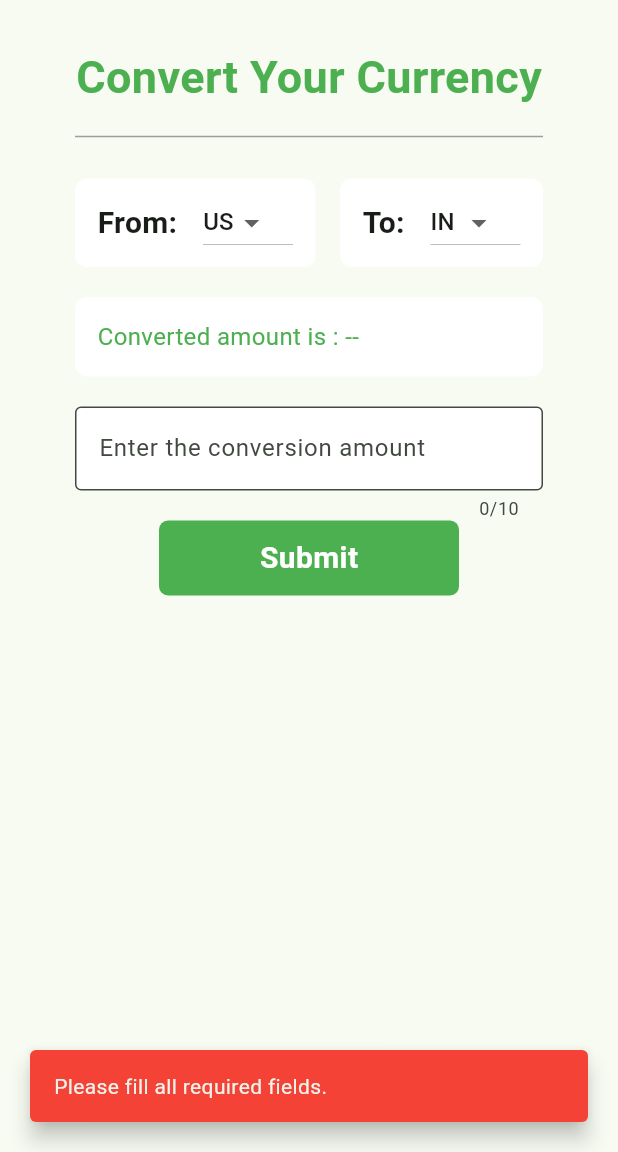
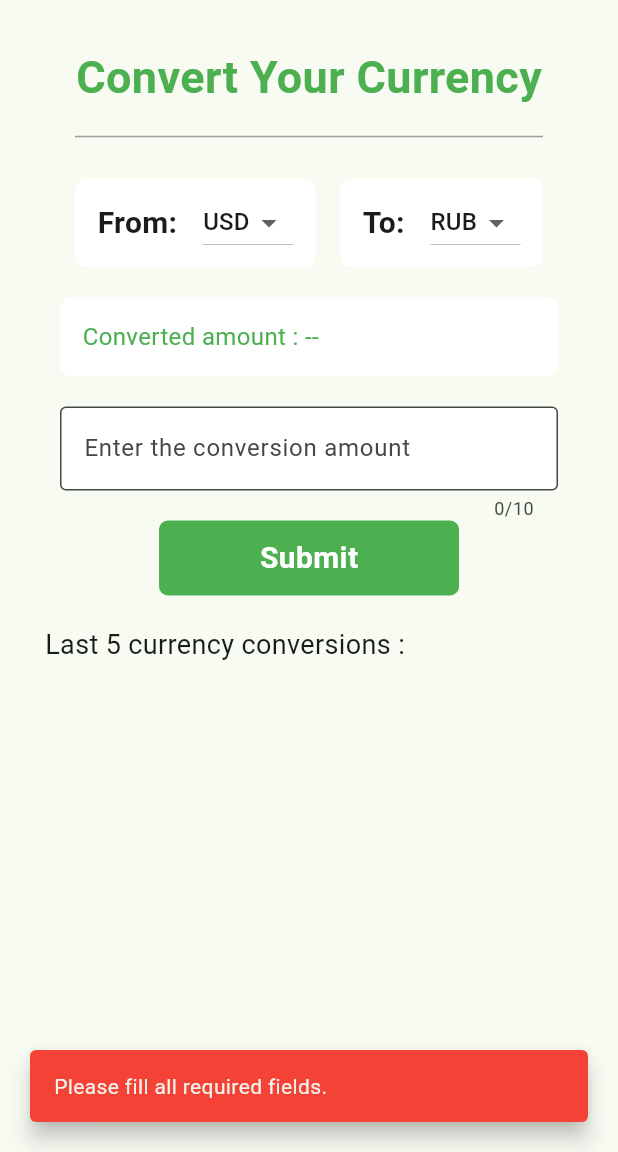
Before and after one commit to Nikhil-999/currency_converter, a Flutter app: the screen it shows after launch, after a tap on "Submit", on a phone screen of 412 x 824 dp, the part 84-1236 px from its top. Run offline on Flutter 3.47's test engine with Material 3 defaults, Android fonts, the phone set to English and light mode, and no system bars; our stand-ins replace hive; accounts and stored records are empty.

Commit message:
converter app completed

```diff
--- a/lib/main.dart
+++ b/lib/main.dart
@@ -1,7 +1,12 @@
 import 'package:currency_converter/screens/home_screen.dart';
 import 'package:flutter/material.dart';
+import 'package:hive/hive.dart';
+import 'package:path_provider/path_provider.dart';
 
-void main() {
+Future<void> main() async {
+  WidgetsFlutterBinding.ensureInitialized();
+  final dir = await getApplicationDocumentsDirectory();
+  Hive.init(dir.path);
   runApp(const MyApp());
 }
 
--- a/lib/screens/home_screen.dart
+++ b/lib/screens/home_screen.dart
@@ -2,6 +2,9 @@ import 'package:currency_converter/services/api_service.dart';
 import 'package:currency_converter/utils/constants.dart';
 import 'package:flutter/material.dart';
 import 'package:flutter/services.dart';
+import 'package:hive/hive.dart';
+
+import '../services/get_conversion_model.dart';
 
 class HomeScreen extends StatefulWidget {
   const HomeScreen({super.key});
@@ -15,15 +18,25 @@ class _HomeScreenState extends State<HomeScreen> {
   List<String>? items;
   String? fromDropDown;
   String? toDropDown;
-  int? convertedAmount;
+  double? convertedAmount;
   bool showLoader = false;
+  String lastFiveConversion = "";
+  late Box box;
+  List<GetConversionModel> listOfLastConversion = [];
   TextEditingController inputController = TextEditingController();
 
   @override
   void initState() {
     super.initState();
+
+    Hive.openBox("conversion").then((a){
+      box = a;
+      listOfLastConversion = [];
+      lastFiveConversion = box.get('conversionData') ?? "";
+      setState(() {});
+    });
     items = [
-      "US", "IN"
+      "USD", "INR" , "AUD" , "CAD" , "RUB"
     ];
     fromDropDown = items?.first;
     toDropDown = items?.last;
@@ -36,7 +49,8 @@ class _HomeScreenState extends State<HomeScreen> {
         backgroundColor: Theme.of(context).colorScheme.inversePrimary,
         title: const Text("Currency Converter"),
       ),
-      body: Padding(
+      body: SingleChildScrollView(
+        child: Padding(
           padding: const EdgeInsets.all(30),
           child: Column(
             mainAxisAlignment: MainAxisAlignment.start,
@@ -57,8 +71,13 @@ class _HomeScreenState extends State<HomeScreen> {
               const SizedBox(height: 20,),
               convertedAmountUi(),
               const SizedBox(height: 20,),
-            inputFieldForAmount()
+              inputFieldForAmount(),
+              const SizedBox(height: 20,),
+              Align(
+                alignment: Alignment.centerLeft,
+                  child: listOfLastFiveConversion())
             ],
+          ),
         ),
       ),
     );
@@ -138,7 +157,7 @@ class _HomeScreenState extends State<HomeScreen> {
 
   Widget inputFieldForAmount(){
     return Padding(
-      padding: const EdgeInsets.symmetric(horizontal: 20),
+      padding: const EdgeInsets.symmetric(horizontal: 10),
       child: Column(
         children: [
           TextFormField(
@@ -183,13 +202,13 @@ class _HomeScreenState extends State<HomeScreen> {
 
   Widget convertedAmountUi(){
     return Padding(
-      padding: const EdgeInsets.symmetric(horizontal: 20),
+      padding: const EdgeInsets.symmetric(horizontal: 10),
       child: dropDownBoxWrapper(
         child: Padding(
           padding: const EdgeInsets.symmetric(vertical: 8),
           child: Row(
             children: [
-              Text("Converted amount is : ${convertedAmount ?? "--"}" , style: const TextStyle(
+              Text("Converted amount : ${convertedAmount ?? "--"}" , style: const TextStyle(
                 fontSize: 16,
                 color: Colors.green
               ),),
@@ -207,17 +226,67 @@ class _HomeScreenState extends State<HomeScreen> {
   }
 
   onSubmitPress() async{
-    if(fromDropDown == null || toDropDown == null || inputController.text.isEmpty){
+    String amount = inputController.text;
+    if(fromDropDown == null || toDropDown == null || amount.isEmpty){
       Constants.showErrorToast(context, "Please fill all required fields.");
+      return;
     }
     setState(() {
+      convertedAmount = null;
       showLoader = true;
     });
     await ApiService().getConversionRate(
-        fromDropDown!, toDropDown!, inputController.text , context).then((a){
+        fromDropDown!, toDropDown!, amount , context).then((modelData){
           setState(() {
             showLoader = false;
           });
+          if(modelData?.conversionResult != null){
+            convertedAmount = modelData!.conversionResult!;
+            modelData.amount = amount;
+            addToList(modelData);
+            box.put('conversionData', '$convertedAmount');
+          }
     });
   }
+
+  addToList(GetConversionModel getConversionModel){
+    listOfLastConversion.insert(0 , getConversionModel);
+    if(listOfLastConversion.length > 5){
+      listOfLastConversion = listOfLastConversion.sublist(0, 5);
     }
+  }
+
+  Widget listOfLastFiveConversion(){
+    return Column(
+      crossAxisAlignment: CrossAxisAlignment.start,
+      children: [
+        const Text("Last 5 currency conversions : " , style: TextStyle(
+          fontSize: 18
+        ),),
+
+        const SizedBox(height: 20,),
+        ...listOfLastConversion.map((a){
+          return itemForList(a);
+        })
+      ],
+    );
+  }
+
+  Widget itemForList(GetConversionModel a){
+    return Padding(
+      padding: const EdgeInsets.symmetric(vertical: 5),
+      child: dropDownBoxWrapper(
+        child: Padding(
+          padding: const EdgeInsets.symmetric(vertical: 10),
+          child: Text(
+            "From ${a.baseCode} to ${a.targetCode} :${a.amount} -> ${a.conversionResult}",
+            textAlign: TextAlign.left,
+            style: const TextStyle(
+              fontSize: 14
+            ),
+          ),
+        )
+      ),
+    );
+  }
+}
--- a/lib/services/api_service.dart
+++ b/lib/services/api_service.dart
@@ -5,33 +5,38 @@ import 'package:currency_converter/utils/string_asset.dart';
 import 'package:flutter/cupertino.dart';
 import 'package:http/http.dart' as http;
 
+import 'get_conversion_model.dart';
+
 class ApiService{
 
-  Future<dynamic> getConversionRate(String from,
+  Future<GetConversionModel?> getConversionRate(String from,
       String to,
       String rate,
       BuildContext context
       ) async{
     try{
-      String url = "${UrlAsset.baseUrl}${UrlAsset.getConversion}"
-          "?access_key=${UrlAsset.apiKey}"
-          "&symbols = GBP,JPY,EUR"
-          "&base=USD";
+      String url = "${UrlAsset.baseUrl}${UrlAsset.apiKey}"
+          "/${UrlAsset.getConversion}"
+          "/$from/$to/$rate";
+
 
       Uri urlUri = Uri.parse(url);
       http.Response response = await http.get(urlUri);
-
-      print("Response is $response AND status code : ${response.statusCode}");
       var decode = jsonDecode(utf8.decode(response.bodyBytes));
 
+      print("Response decode is $decode AND status code : ${response.statusCode}");
+
       if(context.mounted && response.statusCode != 200){
-        Constants.showErrorToast(context, decode?["error"]?["message"]?.toString() ?? "");
-        return;
+        Constants.showErrorToast(
+          context,
+          "${decode?["result"]?.toString() ?? ""} : ${decode?["error-type"]?.toString() ?? ""}"
+        );
+        return null;
       }
-      return decode["info"]["rate"];
+      return GetConversionModel.fromJson(decode);
     }catch(e){
       print("Error is : $e");
-      return e;
+      return null;
     }
   }
 
--- /dev/null
+++ b/lib/services/get_conversion_model.dart
@@ -0,0 +1,57 @@
+class GetConversionModel {
+  String? amount;
+  String? result;
+  String? documentation;
+  String? termsOfUse;
+  int? timeLastUpdateUnix;
+  String? timeLastUpdateUtc;
+  int? timeNextUpdateUnix;
+  String? timeNextUpdateUtc;
+  String? baseCode;
+  String? targetCode;
+  double? conversionRate;
+  double? conversionResult;
+
+  GetConversionModel(
+      {this.result,this.amount,
+        this.documentation,
+        this.termsOfUse,
+        this.timeLastUpdateUnix,
+        this.timeLastUpdateUtc,
+        this.timeNextUpdateUnix,
+        this.timeNextUpdateUtc,
+        this.baseCode,
+        this.targetCode,
+        this.conversionRate,
+        this.conversionResult
+      });
+
+  GetConversionModel.fromJson(Map<String, dynamic> json) {
+    result = json['result'];
+    documentation = json['documentation'];
+    termsOfUse = json['terms_of_use'];
+    timeLastUpdateUnix = json['time_last_update_unix'];
+    timeLastUpdateUtc = json['time_last_update_utc'];
+    timeNextUpdateUnix = json['time_next_update_unix'];
+    timeNextUpdateUtc = json['time_next_update_utc'];
+    baseCode = json['base_code'];
+    targetCode = json['target_code'];
+    conversionRate = json['conversion_rate'];
+    conversionResult = json['conversion_result'];
+  }
+
+  Map<String, dynamic> toJson() {
+    final Map<String, dynamic> data = <String, dynamic>{};
+    data['result'] = result;
+    data['documentation'] = documentation;
+    data['terms_of_use'] = termsOfUse;
+    data['time_last_update_unix'] = timeLastUpdateUnix;
+    data['time_last_update_utc'] = timeLastUpdateUtc;
+    data['time_next_update_unix'] = timeNextUpdateUnix;
+    data['time_next_update_utc'] = timeNextUpdateUtc;
+    data['base_code'] = baseCode;
+    data['target_code'] = targetCode;
+    data['conversion_rate'] = conversionRate;
+    return data;
+  }
+}
--- a/lib/utils/string_asset.dart
+++ b/lib/utils/string_asset.dart
@@ -1,5 +1,5 @@
 class UrlAsset{
-  static const apiKey = "6b1c28f4c5b6dc53cb768b348a15ff54";         /// free API key.
-  static const baseUrl = "https://api.exchangeratesapi.io/v1/";
-  static const getConversion = "latest";
+  static const apiKey = "96bb4d4f6867a6017d2ca9ee";         /// free API key.
+  static const baseUrl = "https://v6.exchangerate-api.com/v6/";
+  static const getConversion = "pair";
 }
--- a/pubspec.yaml
+++ b/pubspec.yaml
@@ -36,6 +36,9 @@ dependencies:
   # Use with the CupertinoIcons class for iOS style icons.
   cupertino_icons: ^1.0.6
   http: ^1.3.0
+  hive: ^2.2.3
+  isar_flutter_libs: ^4.0.0-dev.13
+  path_provider: ^2.1.0
 
 dev_dependencies:
   flutter_test:
```
Also changed, not shown: pubspec.lock, 6 other files. Lines whose indentation alone changed are shown as unchanged.
